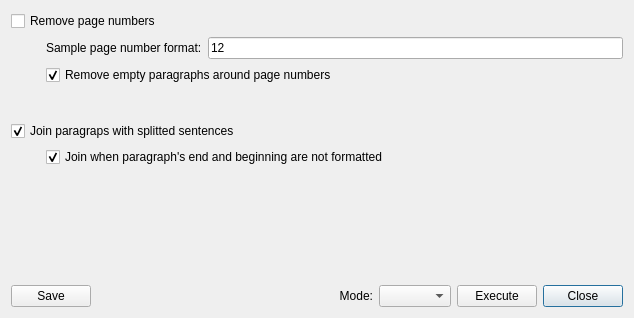
Before: the Qt Designer form src/Sigil/Form_Files/CleanContent.ui in Sigil-Ebook/Sigil, drawn with Qt 5.
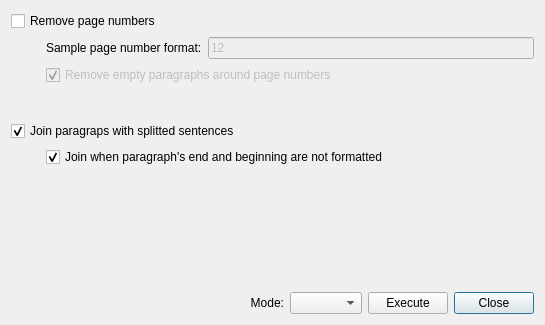
After: the same form once the commit is applied.

Commit message: Clean Content: implemented enabling/disabling controls in UI.

Patch:
```diff
--- a/src/Sigil/Form_Files/CleanContent.ui
+++ b/src/Sigil/Form_Files/CleanContent.ui
@@ -6,8 +6,8 @@
    <rect>
     <x>0</x>
     <y>0</y>
-    <width>634</width>
-    <height>318</height>
+    <width>545</width>
+    <height>325</height>
    </rect>
   </property>
   <property name="windowTitle">
@@ -47,6 +47,9 @@
        </item>
        <item>
         <widget class="QLineEdit" name="lineEditPageNumberFormat">
+         <property name="enabled">
+          <bool>false</bool>
+         </property>
          <property name="toolTip">
           <string>Sample format describing paragraph content.
 Use any number as sample page number or number of pages.
@@ -61,6 +64,9 @@
      </item>
      <item>
       <widget class="QCheckBox" name="checkBoxRemoveEmptyParagraphs">
+       <property name="enabled">
+        <bool>false</bool>
+       </property>
        <property name="text">
         <string>Remove empty paragraphs around page numbers</string>
        </property>
@@ -93,6 +99,9 @@
      <property name="leftMargin">
       <number>35</number>
      </property>
+     <property name="bottomMargin">
+      <number>30</number>
+     </property>
      <item>
       <widget class="QCheckBox" name="checkBoxJoinNotFormatted">
        <property name="text">
@@ -103,21 +112,21 @@
        </property>
       </widget>
      </item>
-     <item>
-      <spacer name="verticalSpacer">
-       <property name="orientation">
-        <enum>Qt::Vertical</enum>
-       </property>
-       <property name="sizeHint" stdset="0">
-        <size>
-         <width>20</width>
-         <height>40</height>
-        </size>
-       </property>
-      </spacer>
-     </item>
     </layout>
    </item>
+   <item>
+    <spacer name="verticalSpacer_2">
+     <property name="orientation">
+      <enum>Qt::Vertical</enum>
+     </property>
+     <property name="sizeHint" stdset="0">
+      <size>
+       <width>20</width>
+       <height>40</height>
+      </size>
+     </property>
+    </spacer>
+   </item>
    <item>
     <widget class="QLabel" name="message">
      <property name="font">
@@ -136,19 +145,6 @@
    </item>
    <item>
     <layout class="QHBoxLayout" name="horizontalLayout_2">
-     <item>
-      <widget class="QPushButton" name="btnSave">
-       <property name="text">
-        <string>Save</string>
-       </property>
-       <property name="autoDefault">
-        <bool>false</bool>
-       </property>
-       <property name="flat">
-        <bool>false</bool>
-       </property>
-      </widget>
-     </item>
      <item>
       <spacer name="horizontalSpacer">
        <property name="orientation">
```
Left out of the diff: 48 changed lines with no effect on the pictures. The commit also changes 1 other file.
